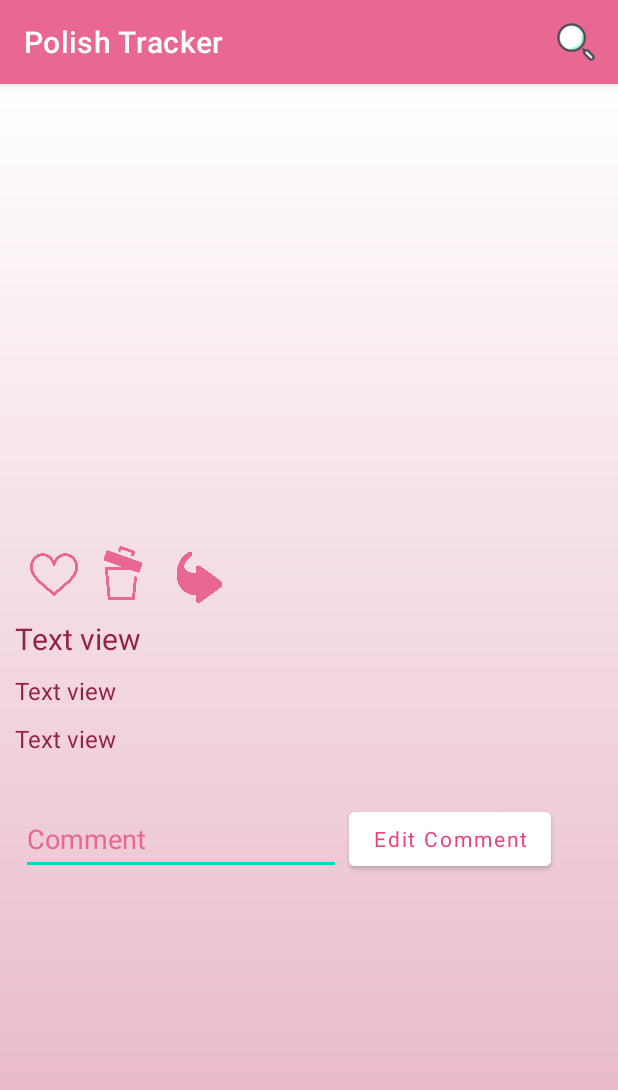
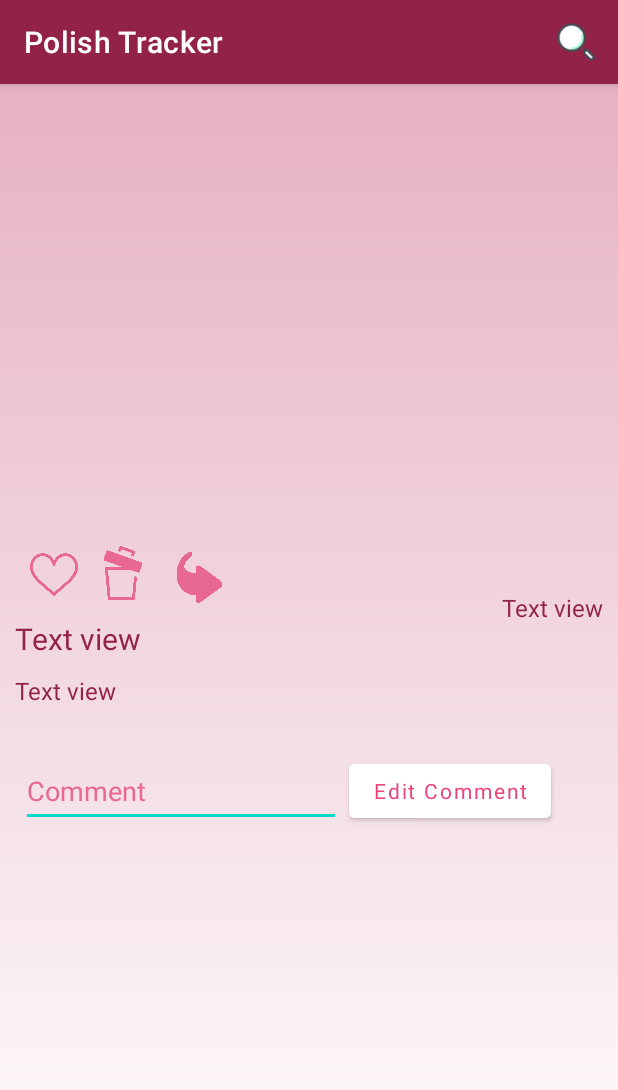
Before and after one commit to DragonLLNG/PolishTracker, an Android app: the fragment PolishDetailFragment shown on its own in the app's theme, on a phone screen of 412 x 824 dp. Shown: the top 1090 px of the screen. Run offline under Robolectric (Android 15) with nearby library versions, the phone set to English and light mode, and no system bars; our stand-ins replace Firebase (no records; nobody signed in at launch, a user with empty details on screens opened directly), Picasso; pictures from the network do not load; Roboto replaces fonts that are not available here; 11 statements that could not run were skipped.

Commit message:
Minor change in UI

```diff
--- a/app/src/main/java/com/example/nailpolishapp/fragments/PolishDetailFragment.java
+++ b/app/src/main/java/com/example/nailpolishapp/fragments/PolishDetailFragment.java
@@ -9,6 +9,7 @@ import android.graphics.Bitmap;
 import android.net.Uri;
 import android.os.Bundle;
 import android.provider.MediaStore;
+import android.util.Log;
 import android.view.LayoutInflater;
 import android.view.Menu;
 import android.view.MenuInflater;
@@ -20,15 +21,16 @@ import androidx.annotation.NonNull;
 import androidx.annotation.Nullable;
 import androidx.fragment.app.Fragment;
 
-import com.example.nailpolishapp.models.Polish;
 import com.example.nailpolishapp.R;
 import com.example.nailpolishapp.databinding.FragmentPolishDetailBinding;
+import com.example.nailpolishapp.models.Polish;
 import com.google.android.material.bottomnavigation.BottomNavigationView;
 import com.google.firebase.auth.FirebaseAuth;
 import com.google.firebase.firestore.FirebaseFirestore;
 import com.squareup.picasso.Picasso;
 
 import java.io.IOException;
+import java.text.DateFormat;
 import java.util.Random;
 
 public class PolishDetailFragment extends Fragment {
@@ -99,7 +101,8 @@ public class PolishDetailFragment extends Fragment {
 
         binding.textViewPolishName.setText(mParamPolish.getName());
         binding.textViewPolishType.setText(mParamPolish.getType().toString());
-        binding.textViewDate.setText(mParamPolish.getCreatedAt().toString());
+        binding.textViewDate.setText(DateFormat.getDateTimeInstance().format(mParamPolish.getCreatedAt()));
+        Log.d("POLISHDETAIL", "onViewCreated: " + DateFormat.getDateTimeInstance().format(mParamPolish.getCreatedAt()));
         if(mParamPolish.getComment() !=null) {
             binding.textViewComment.setText(mParamPolish.getComment());
         }
@@ -291,8 +294,6 @@ public class PolishDetailFragment extends Fragment {
 
             }
         });
-
-
     }
 
 
@@ -332,7 +333,7 @@ public class PolishDetailFragment extends Fragment {
 
     public interface DetailListener {
         void gotoList();
-        void goSearch();
+        //void goSearch();
 
     }
 }
--- a/app/src/main/java/com/example/nailpolishapp/fragments/PolishFragment.java
+++ b/app/src/main/java/com/example/nailpolishapp/fragments/PolishFragment.java
@@ -33,6 +33,7 @@ import com.google.firebase.firestore.QueryDocumentSnapshot;
 import com.squareup.picasso.Picasso;
 
 import java.io.IOException;
+import java.text.DateFormat;
 import java.util.ArrayList;
 import java.util.List;
 
@@ -160,7 +161,7 @@ public class PolishFragment extends Fragment {
 
             holder.polishName.setText(polish.getName());
             holder.polishType.setText(polish.getType().toString());
-            holder.date.setText(polish.getCreatedAt().toString());
+            holder.date.setText(DateFormat.getDateInstance().format(polish.getCreatedAt()));
             holder.polishImage.setImageBitmap(selectedImageBitmap);
             if (polish.getImageURL() !=null && !polish.getImageURL().contains("http")) {
                 try {
--- a/app/src/main/res/drawable/gradient.xml
+++ b/app/src/main/res/drawable/gradient.xml
@@ -3,6 +3,6 @@
     <gradient
         android:type="linear"
         android:angle="90"
-        android:startColor="@color/brightpink"
-        android:endColor="@color/white" />
+        android:startColor="@color/white"
+        android:endColor="@color/brightpink" />
 </shape>
--- a/app/src/main/res/layout/fragment_polish_detail.xml
+++ b/app/src/main/res/layout/fragment_polish_detail.xml
@@ -36,13 +36,13 @@
         android:id="@+id/textViewDate"
         android:layout_width="wrap_content"
         android:layout_height="wrap_content"
-        android:layout_marginTop="10dp"
+        android:layout_marginTop="30dp"
         android:fontFamily="@font/baumans"
         android:text="@string/textView"
         android:textColor="@color/pinkregular"
         android:textSize="16sp"
-        app:layout_constraintStart_toStartOf="parent"
-        app:layout_constraintTop_toBottomOf="@+id/textViewPolishType" />
+        app:layout_constraintEnd_toEndOf="parent"
+        app:layout_constraintTop_toBottomOf="@+id/imageViewPolish" />
 
     <ImageView
         android:id="@+id/imageViewPolish"
@@ -107,7 +107,7 @@
         android:textColor="@color/pinkregular"
         android:textSize="16sp"
         app:layout_constraintStart_toStartOf="parent"
-        app:layout_constraintTop_toBottomOf="@+id/textViewDate" />
+        app:layout_constraintTop_toBottomOf="@+id/textViewPolishType" />
 
     <ImageView
         android:id="@+id/imageViewDelete"
--- a/app/src/main/res/layout/polish_item.xml
+++ b/app/src/main/res/layout/polish_item.xml
@@ -11,9 +11,9 @@
         android:layout_width="wrap_content"
         android:layout_height="wrap_content"
         android:layout_marginTop="4dp"
-        android:textColor="@color/pink"
         android:fontFamily="@font/baumans"
         android:text="TextView"
+        android:textColor="@color/pinkregular"
         android:textSize="18sp"
         app:layout_constraintEnd_toEndOf="parent"
         app:layout_constraintHorizontal_bias="0.0"
--- a/app/src/main/res/values/themes.xml
+++ b/app/src/main/res/values/themes.xml
@@ -2,7 +2,7 @@
     <!-- Base application theme. -->
     <style name="Theme.NailPolishApp" parent="Theme.MaterialComponents.DayNight.DarkActionBar">
         <!-- Primary brand color. -->
-        <item name="colorPrimary">@color/pinkrpowder</item>
+        <item name="colorPrimary">@color/pinkregular</item>
         <item name="colorPrimaryVariant">@color/black</item>
         <item name="colorOnPrimary">@color/black</item>
         <!-- Secondary brand color. -->
```
Also changed, not shown: app/src/main/res/drawable/ic_logo.png (deleted).
